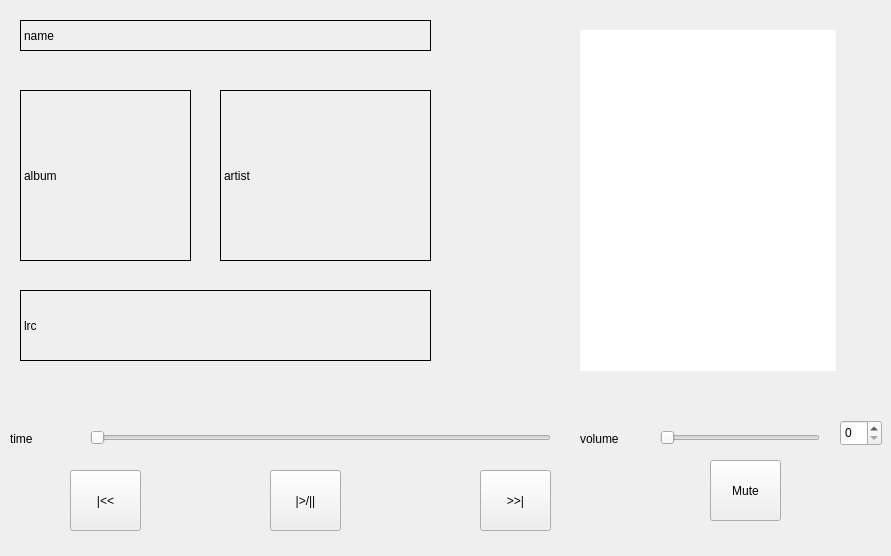
First picture: the form in player.ui, repository sensationone/Audio_Player2, before the edit.
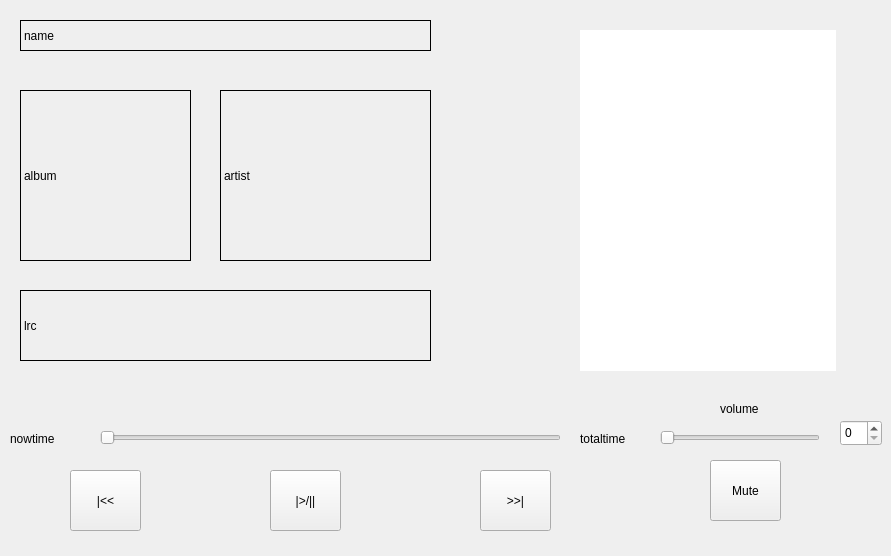
Second picture: the form after the edit.

What changed in the file:
```diff
--- a/player.ui
+++ b/player.ui
@@ -96,7 +96,7 @@
   <widget class="QSlider" name="horizontalSlider">
    <property name="geometry">
     <rect>
-     <x>90</x>
+     <x>100</x>
      <y>430</y>
      <width>461</width>
      <height>16</height>
@@ -106,19 +106,6 @@
     <enum>Qt::Horizontal</enum>
    </property>
   </widget>
-  <widget class="QLabel" name="l_time">
-   <property name="geometry">
-    <rect>
-     <x>10</x>
-     <y>430</y>
-     <width>67</width>
-     <height>17</height>
-    </rect>
-   </property>
-   <property name="text">
-    <string>time</string>
-   </property>
-  </widget>
   <widget class="QSlider" name="volumeslider">
    <property name="geometry">
     <rect>
@@ -135,8 +122,8 @@
   <widget class="QLabel" name="l_volume">
    <property name="geometry">
     <rect>
-     <x>580</x>
-     <y>430</y>
+     <x>720</x>
+     <y>400</y>
      <width>67</width>
      <height>17</height>
     </rect>
@@ -207,6 +194,32 @@
     </rect>
    </property>
   </widget>
+  <widget class="QLabel" name="l_nowtime">
+   <property name="geometry">
+    <rect>
+     <x>10</x>
+     <y>430</y>
+     <width>61</width>
+     <height>17</height>
+    </rect>
+   </property>
+   <property name="text">
+    <string>nowtime</string>
+   </property>
+  </widget>
+  <widget class="QLabel" name="l_totaltime">
+   <property name="geometry">
+    <rect>
+     <x>580</x>
+     <y>430</y>
+     <width>61</width>
+     <height>17</height>
+    </rect>
+   </property>
+   <property name="text">
+    <string>totaltime</string>
+   </property>
+  </widget>
  </widget>
  <resources/>
  <connections/>
```
